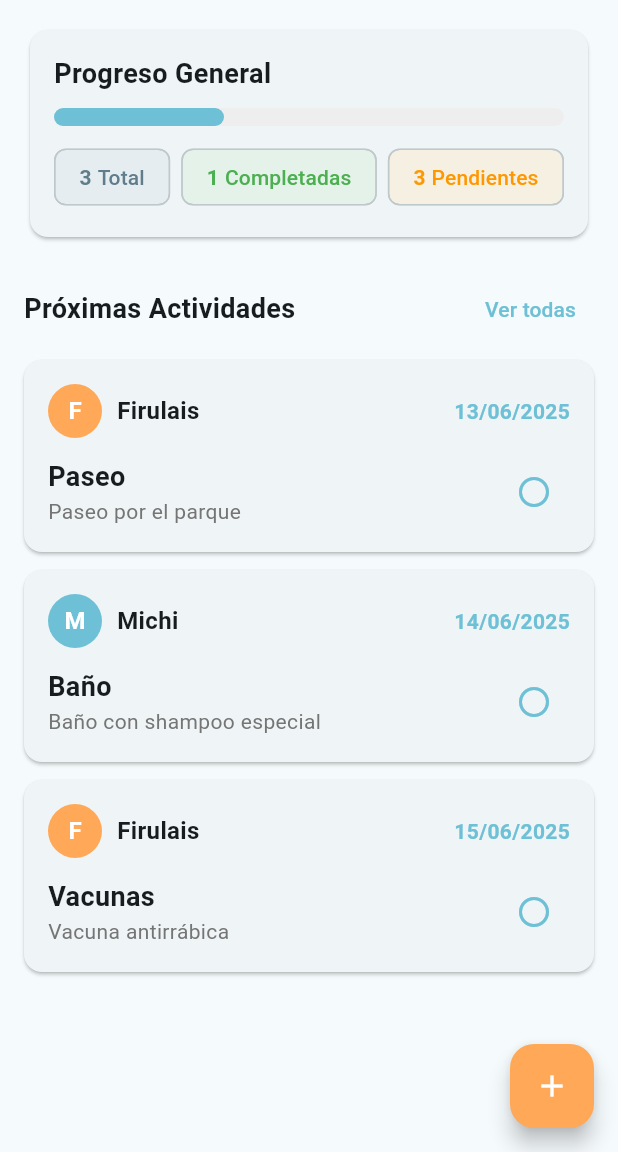
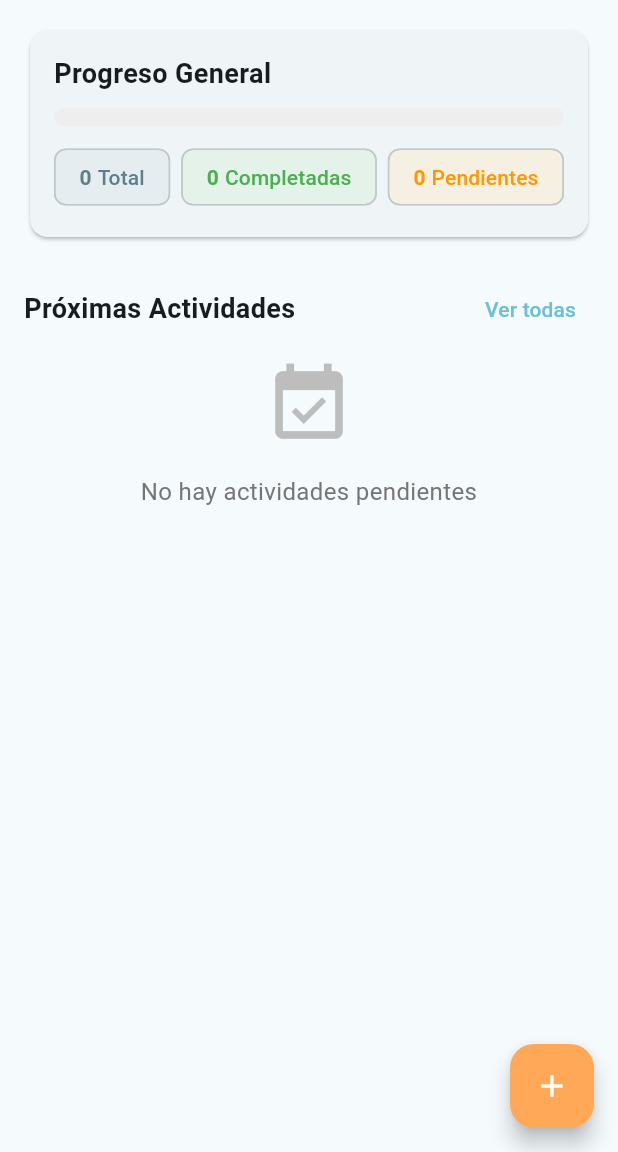
Before and after one commit to JHAMILCALI/app-agenda-de-mascotas, a Flutter app: the screen it shows after launch, on a phone screen of 412 x 824 dp, the part 84-1236 px from its top. Run offline on Flutter 3.47's test engine with Material 3 defaults, Android fonts, the phone set to English and light mode, and no system bars.

Commit message:
version definitiva que añade y lo muestra en el home

```diff
--- a/lib/screens/dashboard_screen.dart
+++ b/lib/screens/dashboard_screen.dart
@@ -1,6 +1,8 @@
 import 'package:flutter/material.dart';
+import 'package:provider/provider.dart';
 import 'package:app_agenda_de_mascotas/models/pet.dart';
 import 'package:app_agenda_de_mascotas/models/pet_activity.dart';
+import 'package:app_agenda_de_mascotas/providers/app_state.dart';
 import 'package:app_agenda_de_mascotas/screens/pets_screen.dart';
 import 'package:app_agenda_de_mascotas/widgets/upcoming_activity_card.dart';
 import 'package:app_agenda_de_mascotas/widgets/progress_chip.dart';
@@ -14,61 +16,32 @@ class DashboardScreen extends StatefulWidget {
 }
 
 class _DashboardScreenState extends State<DashboardScreen> {
-  List<Pet> pets = [];
-  List<PetActivity> activities = [];
-  int completedCount = 0;
-
-  @override
-  void initState() {
-    super.initState();
-    // Datos de ejemplo
-    pets = [
-      Pet(id: '1', name: 'Firulais', type: 'Perro', color: '#FFA857'),
-      Pet(id: '2', name: 'Michi', type: 'Gato', color: '#6DC0D5'),
-    ];
-
-    activities = [
-      PetActivity(
-        id: '1',
-        petId: '1',
-        type: 'Vacunas',
-        date: DateTime.now().add(const Duration(days: 2)),
-        comment: 'Vacuna antirrábica',
-      ),
-      PetActivity(
-        id: '2',
-        petId: '2',
-        type: 'Baño',
-        date: DateTime.now().add(const Duration(days: 1)),
-        comment: 'Baño con shampoo especial',
-      ),
-      PetActivity(
-        id: '3',
-        petId: '1',
-        type: 'Paseo',
-        date: DateTime.now(),
-        comment: 'Paseo por el parque',
-      ),
-    ];
-
-    completedCount = 1;
-  }
-
-  void _toggleActivityCompletion(String id) {
-    setState(() {
-      final activity = activities.firstWhere((a) => a.id == id);
-      activity.completed = !activity.completed;
-      completedCount = activities.where((a) => a.completed).length;
-    });
+  void _toggleActivityCompletion(String petId, String activityId) {
+    final appState = Provider.of<AppState>(context, listen: false);
+    appState.toggleActivityCompletion(petId, activityId);
   }
 
   @override
   Widget build(BuildContext context) {
-    // Ordenar actividades por fecha (más próximas primero)
+    final appState = Provider.of<AppState>(context);
+    final pets = appState.pets;
+
+    // 🔧 Recolectar todas las actividades desde las mascotas
+    final activities = pets.expand((pet) => pet.activities).toList();
+
+    // Ordenar las actividades no completadas por fecha (de hoy en adelante)
+    final now = DateTime.now();
     final upcomingActivities =
-        activities.where((a) => !a.completed).toList()
+        activities
+            .where(
+              (a) =>
+                  !a.completed &&
+                  !a.date.isBefore(DateTime(now.year, now.month, now.day)),
+            )
+            .toList()
           ..sort((a, b) => a.date.compareTo(b.date));
 
+    final completedCount = activities.where((a) => a.completed).length;
     final progress =
         activities.isNotEmpty ? completedCount / activities.length : 0.0;
 
@@ -78,11 +51,12 @@ class _DashboardScreenState extends State<DashboardScreen> {
         actions: [
           IconButton(
             icon: const Icon(Icons.pets),
-            onPressed:
-                () => Navigator.push(
-                  context,
-                  MaterialPageRoute(builder: (context) => const PetsScreen()),
-                ),
+            onPressed: () {
+              Navigator.push(
+                context,
+                MaterialPageRoute(builder: (context) => const PetsScreen()),
+              );
+            },
           ),
         ],
       ),
@@ -140,7 +114,7 @@ class _DashboardScreenState extends State<DashboardScreen> {
             ),
             const SizedBox(height: 20),
 
-            // Próximas actividades
+            // Título de sección
             Row(
               mainAxisAlignment: MainAxisAlignment.spaceBetween,
               children: [
@@ -153,6 +127,7 @@ class _DashboardScreenState extends State<DashboardScreen> {
             ),
             const SizedBox(height: 10),
 
+            // Lista o estado vacío
             if (upcomingActivities.isEmpty)
               const EmptyState(
                 icon: Icons.event_available,
@@ -164,7 +139,16 @@ class _DashboardScreenState extends State<DashboardScreen> {
                   itemCount: upcomingActivities.length,
                   itemBuilder: (context, index) {
                     final activity = upcomingActivities[index];
-                    final pet = pets.firstWhere((p) => p.id == activity.petId);
+                    final pet = pets.firstWhere(
+                      (p) => p.id == activity.petId,
+                      orElse:
+                          () => Pet(
+                            id: '0',
+                            name: 'Desconocido',
+                            type: '',
+                            color: '#CCCCCC',
+                          ),
+                    );
                     return UpcomingActivityCard(
                       activity: activity,
                       pet: pet,
@@ -177,7 +161,12 @@ class _DashboardScreenState extends State<DashboardScreen> {
         ),
       ),
       floatingActionButton: FloatingActionButton(
-        onPressed: () {},
+        onPressed: () {
+          Navigator.push(
+            context,
+            MaterialPageRoute(builder: (context) => const PetsScreen()),
+          );
+        },
         backgroundColor: Theme.of(context).colorScheme.secondary,
         child: const Icon(Icons.add, color: Colors.white),
       ),
--- a/lib/widgets/upcoming_activity_card.dart
+++ b/lib/widgets/upcoming_activity_card.dart
@@ -1,13 +1,12 @@
 import 'package:app_agenda_de_mascotas/models/pet.dart';
 import 'package:app_agenda_de_mascotas/models/pet_activity.dart';
 import 'package:flutter/material.dart';
-import 'package:intl/intl.dart';
 import 'package:app_agenda_de_mascotas/utils/date_formatter.dart';
 
 class UpcomingActivityCard extends StatelessWidget {
   final PetActivity activity;
   final Pet pet;
-  final Function(String) onToggleCompletion;
+  final void Function(String petId, String activityId) onToggleCompletion;
 
   const UpcomingActivityCard({
     super.key,
@@ -25,6 +24,7 @@ class UpcomingActivityCard extends StatelessWidget {
         child: Column(
           crossAxisAlignment: CrossAxisAlignment.start,
           children: [
+            // Pet Info + Date
             Row(
               mainAxisAlignment: MainAxisAlignment.spaceBetween,
               children: [
@@ -35,7 +35,7 @@ class UpcomingActivityCard extends StatelessWidget {
                         int.parse(pet.color.replaceFirst('#', '0xFF')),
                       ),
                       child: Text(
-                        pet.name[0],
+                        pet.name[0].toUpperCase(),
                         style: const TextStyle(
                           color: Colors.white,
                           fontWeight: FontWeight.bold,
@@ -54,9 +54,7 @@ class UpcomingActivityCard extends StatelessWidget {
                   ],
                 ),
                 Text(
-                  DateFormatter.formatDate(
-                    activity.date,
-                  ), // ← Usamos el nuevo método
+                  DateFormatter.formatDate(activity.date),
                   style: TextStyle(
                     color: Theme.of(context).colorScheme.primary,
                     fontWeight: FontWeight.bold,
@@ -64,10 +62,14 @@ class UpcomingActivityCard extends StatelessWidget {
                 ),
               ],
             ),
+
             const SizedBox(height: 12),
+
+            // Activity Info + Toggle
             Row(
               mainAxisAlignment: MainAxisAlignment.spaceBetween,
               children: [
+                // Activity type and optional comment
                 Expanded(
                   child: Column(
                     crossAxisAlignment: CrossAxisAlignment.start,
@@ -91,6 +93,8 @@ class UpcomingActivityCard extends StatelessWidget {
                     ],
                   ),
                 ),
+
+                // Completion toggle button
                 IconButton(
                   icon: Icon(
                     activity.completed
@@ -101,7 +105,7 @@ class UpcomingActivityCard extends StatelessWidget {
                             ? Colors.green
                             : Theme.of(context).colorScheme.primary,
                   ),
-                  onPressed: () => onToggleCompletion(activity.id),
+                  onPressed: () => onToggleCompletion(pet.id, activity.id),
                 ),
               ],
             ),
```
